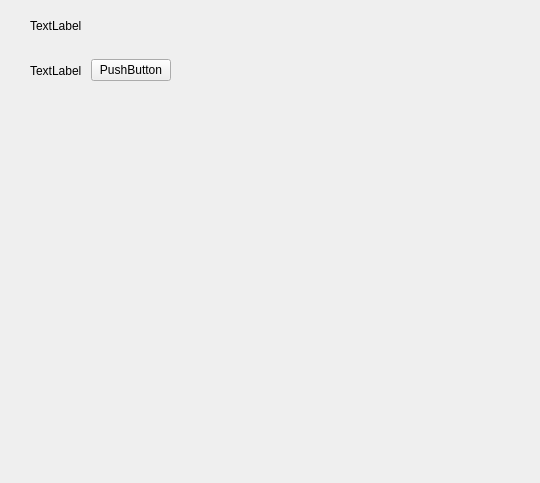
Above: src/ui_videosubwidget.ui from JinRudy/BiliDownloader before the change. Below: the same form after it.
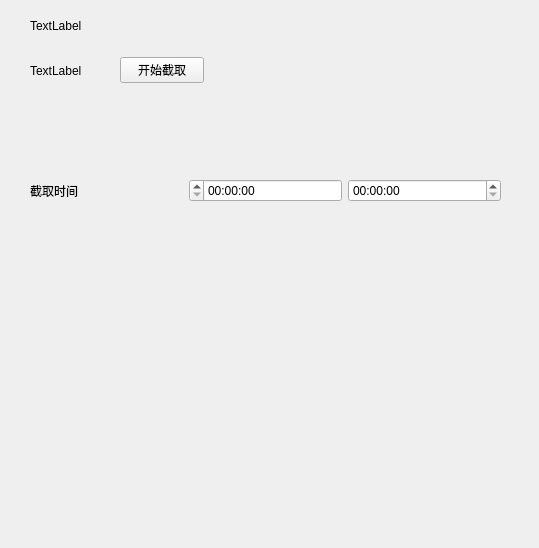
That is the form after the change.

Commit message: push db orm

```diff
--- a/src/ui_videosubwidget.ui
+++ b/src/ui_videosubwidget.ui
@@ -6,13 +6,16 @@
    <rect>
     <x>0</x>
     <y>0</y>
-    <width>540</width>
-    <height>483</height>
+    <width>539</width>
+    <height>548</height>
    </rect>
   </property>
   <property name="windowTitle">
    <string>Form</string>
   </property>
+  <property name="layoutDirection">
+   <enum>Qt::LeftToRight</enum>
+  </property>
   <widget class="QWidget" name="verticalLayoutWidget">
    <property name="geometry">
     <rect>
@@ -48,7 +51,7 @@
     <rect>
      <x>30</x>
      <y>50</y>
-     <width>141</width>
+     <width>174</width>
      <height>41</height>
     </rect>
    </property>
@@ -63,12 +66,82 @@
     <item>
      <widget class="QPushButton" name="button_changelog">
       <property name="text">
-       <string>PushButton</string>
+       <string>开始截取</string>
       </property>
      </widget>
     </item>
    </layout>
   </widget>
+  <widget class="QWidget" name="horizontalLayoutWidget_2">
+   <property name="geometry">
+    <rect>
+     <x>30</x>
+     <y>170</y>
+     <width>471</width>
+     <height>41</height>
+    </rect>
+   </property>
+   <layout class="QHBoxLayout" name="horizontalLayout">
+    <item>
+     <widget class="QLabel" name="label_2">
+      <property name="text">
+       <string>截取时间</string>
+      </property>
+     </widget>
+    </item>
+    <item>
+     <widget class="QTimeEdit" name="time_startsub">
+      <property name="contextMenuPolicy">
+       <enum>Qt::NoContextMenu</enum>
+      </property>
+      <property name="layoutDirection">
+       <enum>Qt::RightToLeft</enum>
+      </property>
+      <property name="inputMethodHints">
+       <set>Qt::ImhPreferNumbers|Qt::ImhTime</set>
+      </property>
+      <property name="currentSection">
+       <enum>QDateTimeEdit::SecondSection</enum>
+      </property>
+      <property name="displayFormat">
+       <string>HH:mm:ss</string>
+      </property>
+      <property name="calendarPopup">
+       <bool>true</bool>
+      </property>
+     </widget>
+    </item>
+    <item>
+     <widget class="QTimeEdit" name="time_endsub">
+      <property name="contextMenuPolicy">
+       <enum>Qt::NoContextMenu</enum>
+      </property>
+      <property name="inputMethodHints">
+       <set>Qt::ImhPreferNumbers|Qt::ImhTime</set>
+      </property>
+      <property name="currentSection">
+       <enum>QDateTimeEdit::HourSection</enum>
+      </property>
+      <property name="displayFormat">
+       <string>HH:mm:ss</string>
+      </property>
+      <property name="calendarPopup">
+       <bool>true</bool>
+      </property>
+      <property name="time">
+       <time>
+        <hour>0</hour>
+        <minute>0</minute>
+        <second>0</second>
+       </time>
+      </property>
+     </widget>
+    </item>
+   </layout>
+   <zorder>time_startsub</zorder>
+   <zorder>time_endsub</zorder>
+   <zorder>label_2</zorder>
+  </widget>
  </widget>
  <resources/>
  <connections/>
```
Left out of the diff: 2 changed lines with no effect on the pictures. The commit also changes 7 other files.
